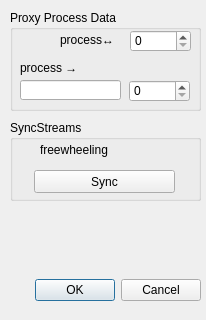
Before: the Qt Designer form WILMA/gui/UIs/MIXconfig.ui in iem-projects/WILMAmix, drawn with Qt 5.
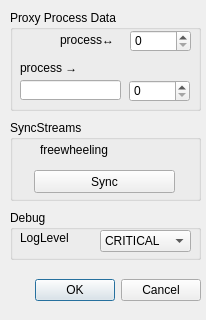
After: the same form once the commit is applied.

Commit message: adding Log-Level control

Diff of the .ui file:
```diff
--- a/WILMA/gui/UIs/MIXconfig.ui
+++ b/WILMA/gui/UIs/MIXconfig.ui
@@ -174,6 +174,67 @@
     </property>
    </widget>
   </widget>
+  <widget class="QGroupBox" name="frameDebug">
+   <property name="geometry">
+    <rect>
+     <x>10</x>
+     <y>210</y>
+     <width>191</width>
+     <height>50</height>
+    </rect>
+   </property>
+   <property name="title">
+    <string>Debug</string>
+   </property>
+   <widget class="QComboBox" name="debugLevel">
+    <property name="geometry">
+     <rect>
+      <x>90</x>
+      <y>20</y>
+      <width>91</width>
+      <height>22</height>
+     </rect>
+    </property>
+    <item>
+     <property name="text">
+      <string notr="true">CRITICAL</string>
+     </property>
+    </item>
+    <item>
+     <property name="text">
+      <string notr="true">ERROR</string>
+     </property>
+    </item>
+    <item>
+     <property name="text">
+      <string notr="true">WARNING</string>
+     </property>
+    </item>
+    <item>
+     <property name="text">
+      <string notr="true">INFO</string>
+     </property>
+    </item>
+    <item>
+     <property name="text">
+      <string notr="true">DEBUG</string>
+     </property>
+    </item>
+   </widget>
+   <widget class="QLabel" name="label_debugLevel">
+    <property name="geometry">
+     <rect>
+      <x>10</x>
+      <y>20</y>
+      <width>61</width>
+      <height>16</height>
+     </rect>
+    </property>
+    <property name="text">
+     <string>LogLevel</string>
+    </property>
+   </widget>
+  </widget>
  </widget>
  <resources/>
  <connections>
```
The commit also changes 1 other file.
